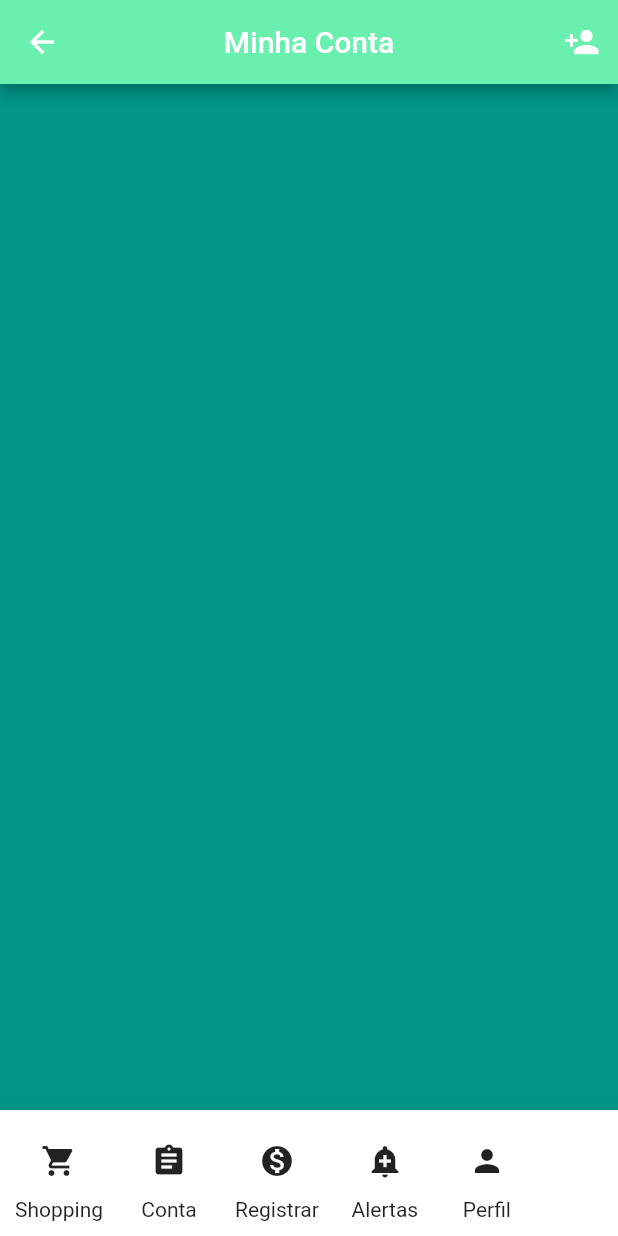
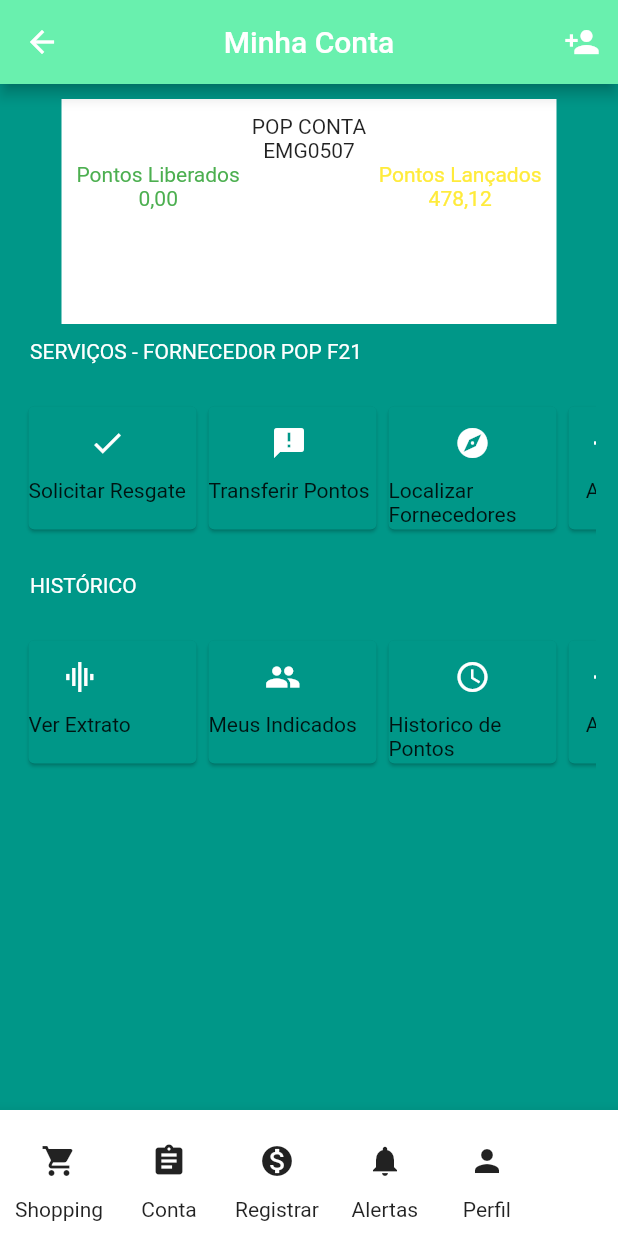
Before and after one commit to ajao123/pop_points, a Flutter app: the myAccountPage screen opened directly, on a phone screen of 412 x 824 dp. Run offline on Flutter 3.47's test engine with Material 2 defaults, Android fonts, the phone set to English and light mode, and no system bars.

Commit message:
Atualizando tela Minha Conta

```diff
--- a/lib/myAccount.dart
+++ b/lib/myAccount.dart
@@ -1,5 +1,6 @@
 import 'package:flutter/material.dart';
 import 'package:pop_points/login.dart';
+import 'package:pop_points/util.dart';
 
 class myAccountPage extends StatefulWidget {
   @override
@@ -21,60 +22,100 @@ class _myAccountPageState extends State<myAccountPage> {
         backgroundColor: Colors.greenAccent,
         centerTitle: true,
       ),
+      body:SingleChildScrollView(
+        padding: EdgeInsets.all(10.0),
+        child: Column(
+          children: <Widget>[
+            Container(
+              height: 150.0,
+              width: 330.0,
+              padding: EdgeInsets.all(10.0),
+              color: Colors.white,
+              child: Column(
+                children: <Widget>[
+
+                  Text("POP CONTA"),
+                  Text("EMG0507"),
+                  Row(
+                    children: <Widget>[
+                      Column(
+                        children: <Widget>[
+                          Text("Pontos Liberados", style: TextStyle(color: Colors.green),),
+                          Text("0,00", style: TextStyle(color: Colors.green),)
+                        ],
+                      ),
+                      Spacer(),
+                      Column(
+                        children: <Widget>[
+                          Text("Pontos Lançados", style: TextStyle(color: Colors.yellow),),
+                          Text("478,12", style: TextStyle(color: Colors.yellow),)
+                        ],
+                      )
+
+                    ],
+                  )
+
+                ],
+              ),
+            ),
+            Container(
+                padding: EdgeInsets.all(10.0),
+                child: Row(
+                  children: <Widget>[
+                    Text("SERVIÇOS - FORNECEDOR POP F21", style: TextStyle(color: Colors.white),),
+                  ],
+                )
+            ),
+            Container(
+              margin: EdgeInsets.symmetric(vertical: 10.0),
+              height: 100.0,
+              padding: EdgeInsets.all(5.0),
+              child: ListView(
+                scrollDirection: Axis.horizontal,
+                children: <Widget>[
+                  ContainerListView("Solicitar Resgate", Icon(Icons.check)),
+                  ContainerListView("Transferir Pontos", Icon(Icons.announcement)),
+                  ContainerListView("Localizar Fornecedores", Icon(Icons.explore)),
+                  ContainerListView("Add", Icon(Icons.add)),
+                  ContainerListView("format", Icon(Icons.format_align_center)),
+                ],
+              ),
+            ),
+            Container(
+                padding: EdgeInsets.all(10.0),
+                child: Row(
+                  children: <Widget>[
+                    Text("HISTÓRICO",style: TextStyle(color: Colors.white)),
+                  ],
+                )
+            ),
+            Container(
+              margin: EdgeInsets.symmetric(vertical: 10.0),
+              height: 100.0,
+              padding: EdgeInsets.all(5.0),
+              child: ListView(
+                scrollDirection: Axis.horizontal,
+                children: <Widget>[
+                  ContainerListView("Ver Extrato", Icon(Icons.graphic_eq)),
+                  ContainerListView("Meus Indicados", Icon(Icons.people)),
+                  ContainerListView("Historico de Pontos", Icon(Icons.access_time)),
+                  ContainerListView("Add", Icon(Icons.add)),
+                  ContainerListView("format", Icon(Icons.format_align_center)),
+                ],
+              ),
+            )
+          ],
+        ),
+      ),
       bottomNavigationBar: BottomAppBar(
         child: Row(
           mainAxisSize: MainAxisSize.max,
           children: <Widget>[
-            Container(
-              padding: EdgeInsets.all(10.0),
-              child: Column(
-                mainAxisSize: MainAxisSize.min,
-                children: <Widget>[
-                  IconButton(icon: Icon(Icons.shopping_cart), onPressed: (){}),
-                  Text("Shopping")
-                ],
-              )
-            ),
-            Container(
-                padding: EdgeInsets.all(10.0),
-                child: Column(
-                  mainAxisSize: MainAxisSize.min,
-                  children: <Widget>[
-                    IconButton(icon: Icon(Icons.assignment), onPressed: (){}),
-                    Text("Conta")
-                  ],
-                )
-            ),
-            Container(
-                padding: EdgeInsets.all(10.0),
-                child: Column(
-                  mainAxisSize: MainAxisSize.min,
-                  children: <Widget>[
-                    IconButton(icon: Icon(Icons.monetization_on), onPressed: (){}),
-                    Text("Registrar")
-                  ],
-                )
-            ),
-            Container(
-                padding: EdgeInsets.all(10.0),
-                child: Column(
-                  mainAxisSize: MainAxisSize.min,
-                  children: <Widget>[
-                    IconButton(icon: Icon(Icons.add_alert), onPressed: (){}),
-                    Text("Alertas")
-                  ],
-                )
-            ),
-            Container(
-                padding: EdgeInsets.all(10.0),
-                child: Column(
-                  mainAxisSize: MainAxisSize.min,
-                  children: <Widget>[
-                    IconButton(icon: Icon(Icons.person), onPressed: (){}),
-                    Text("Perfil")
-                  ],
-                )
-            ),
+            ContainerBottomNavigationBar("Shopping", Icon(Icons.shopping_cart)),
+            ContainerBottomNavigationBar("Conta", Icon(Icons.assignment)),
+            ContainerBottomNavigationBar("Registrar", Icon(Icons.monetization_on)),
+            ContainerBottomNavigationBar("Alertas", Icon(Icons.notifications)),
+            ContainerBottomNavigationBar("Perfil", Icon(Icons.person)),
           ],
         ),
       ),
--- a/lib/util.dart
+++ b/lib/util.dart
@@ -115,3 +115,36 @@ Widget buildTextFieldRegister(
           ),
         ));
 }
+
+Widget ContainerListView(String text, Icon icon) {
+  return Container(
+    width: 120.0,
+    child: Card(
+      borderOnForeground: true,
+      color: const Color(0xff009788),
+      child: Wrap(
+        children: <Widget>[
+          Column(
+            mainAxisSize: MainAxisSize.min,
+            children: <Widget>[
+              IconButton(icon: icon, onPressed: (){},color: Colors.white,),
+              Text(text)
+            ],
+          )
+        ],
+      ),
+    ),
+  );
+}
+Widget ContainerBottomNavigationBar(String text, Icon icon){
+  return Container(
+          padding: EdgeInsets.all(10.0),
+          child: Column(
+            mainAxisSize: MainAxisSize.min,
+            children: <Widget>[
+              IconButton(icon: icon, onPressed: (){}),
+              Text(text)
+            ],
+          )
+        );
+}
```
Lines whose indentation alone changed are shown as unchanged.
